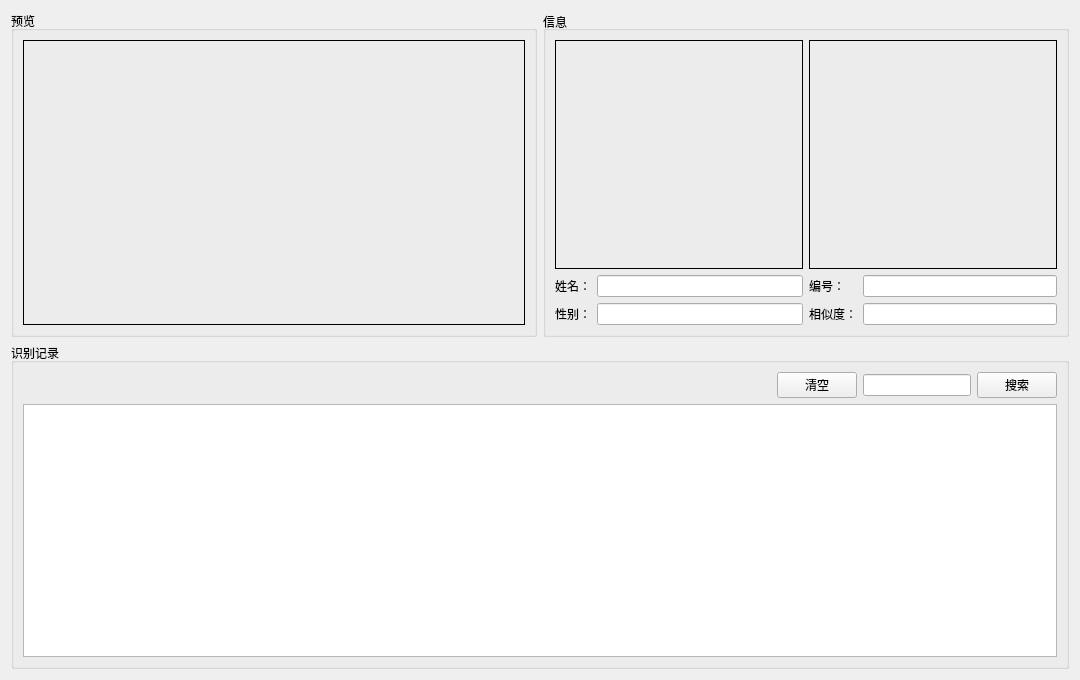
The window that previewview.ui (NevilleNoah/HikvisionCamera2) describes before a commit, drawn with Qt 5.
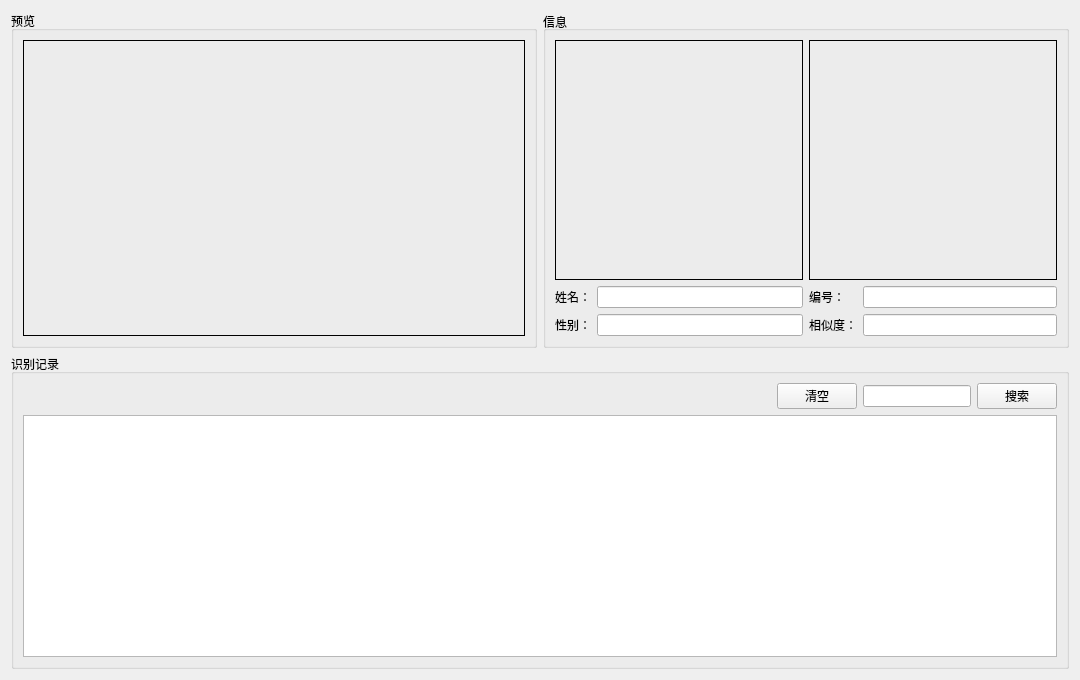
The same window after the commit.

```diff
--- a/previewview.ui
+++ b/previewview.ui
@@ -84,7 +84,7 @@
             <item>
              <widget class="QLabel" name="picCapture">
               <property name="sizePolicy">
-               <sizepolicy hsizetype="Minimum" vsizetype="Expanding">
+               <sizepolicy hsizetype="Minimum" vsizetype="Minimum">
                 <horstretch>0</horstretch>
                 <verstretch>0</verstretch>
                </sizepolicy>
@@ -92,7 +92,7 @@
               <property name="minimumSize">
                <size>
                 <width>240</width>
-                <height>0</height>
+                <height>240</height>
                </size>
               </property>
               <property name="frameShape">
@@ -109,7 +109,7 @@
             <item>
              <widget class="QLabel" name="picAvatar">
               <property name="sizePolicy">
-               <sizepolicy hsizetype="Minimum" vsizetype="Expanding">
+               <sizepolicy hsizetype="Minimum" vsizetype="Minimum">
                 <horstretch>0</horstretch>
                 <verstretch>0</verstretch>
                </sizepolicy>
@@ -117,7 +117,7 @@
               <property name="minimumSize">
                <size>
                 <width>240</width>
-                <height>0</height>
+                <height>240</height>
                </size>
               </property>
               <property name="frameShape">
```
